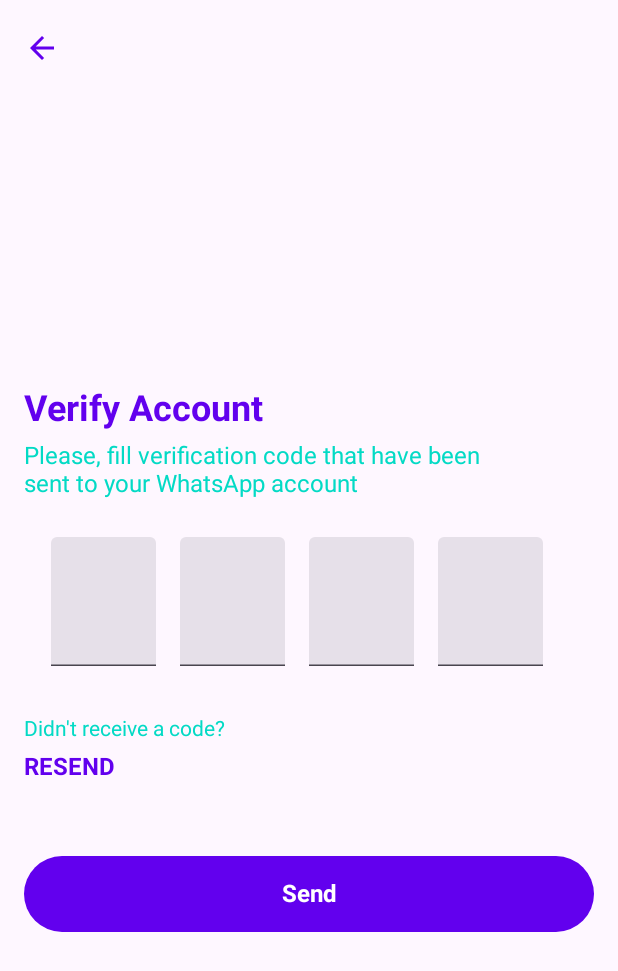
After one commit to maelfosso/dadrix-wizard-of-oz, an Android app built with Jetpack Compose: the composable SignInOTPScreen shown on its own in the app's theme, on a phone screen of 412 x 824 dp. The commit adds this screen. Shown: the top 971 px of the screen. Run offline under Robolectric (Android 15) with nearby library versions, the phone set to English and light mode, and no system bars; 6 statements that could not run were skipped.

Commit message:
added SignIn and SignOTP screen

```diff
--- a/app/build.gradle
+++ b/app/build.gradle
@@ -67,6 +67,9 @@ dependencies {
         exclude group: 'org.json', module: 'json'
     }
 
+    // Navigation
+    implementation 'androidx.navigation:navigation-compose:2.5.3'
+
     // def room_version = "2.4.3"
     // annotationProcessor "android.arch.persistence.room:compiler:1.0.0"
     implementation "androidx.room:room-runtime:$room_version"
--- a/app/src/main/java/com/stockinos/mobile/wizardofoz/ui/ConversationActivity.kt
+++ b/app/src/main/java/com/stockinos/mobile/wizardofoz/ui/ConversationActivity.kt
@@ -18,7 +18,7 @@ import com.stockinos.mobile.wizardofoz.ui.conversation.ConversationScreen
 import com.stockinos.mobile.wizardofoz.ui.conversation.ConversationUiState
 import com.stockinos.mobile.wizardofoz.ui.conversation.ConversationViewModel
 import com.stockinos.mobile.wizardofoz.ui.conversation.ConversationViewModelFactory
-import com.stockinos.mobile.wizardofoz.ui.ui.theme.WizardOfOzTheme
+import com.stockinos.mobile.wizardofoz.ui.theme.WizardOfOzTheme
 
 class ConversationActivity : ComponentActivity() {
 
--- /dev/null
+++ b/app/src/main/java/com/stockinos/mobile/wizardofoz/ui/signotp/SignInOTPScreen.kt
@@ -0,0 +1,182 @@
+package com.stockinos.mobile.wizardofoz.ui.signotp
+
+import android.annotation.SuppressLint
+import androidx.compose.foundation.layout.*
+import androidx.compose.foundation.lazy.LazyColumn
+import androidx.compose.foundation.text.KeyboardOptions
+import androidx.compose.material.icons.Icons
+import androidx.compose.material.icons.filled.ArrowBack
+import androidx.compose.material3.*
+import androidx.compose.runtime.Composable
+import androidx.compose.runtime.getValue
+import androidx.compose.runtime.setValue
+import androidx.compose.runtime.mutableStateOf
+import androidx.compose.runtime.remember
+import androidx.compose.ui.Alignment
+import androidx.compose.ui.Modifier
+import androidx.compose.ui.focus.FocusRequester
+import androidx.compose.ui.focus.focusRequester
+import androidx.compose.ui.graphics.Color
+import androidx.compose.ui.text.input.ImeAction
+import androidx.compose.ui.text.input.KeyboardType
+import androidx.compose.ui.text.style.TextAlign
+import androidx.compose.ui.unit.dp
+import androidx.compose.ui.unit.sp
+import androidx.navigation.NavController
+import com.stockinos.mobile.wizardofoz.navigation.Routes
+import com.stockinos.mobile.wizardofoz.utils.*
+
+@SuppressLint("UnusedMaterial3ScaffoldPaddingParameter")
+@OptIn(ExperimentalMaterial3Api::class)
+@Composable
+fun SignInOTPScreen(navController: NavController) {
+    Scaffold(
+        topBar = {
+            TopAppBar(
+                title = {},
+                navigationIcon = {
+                    IconButton(onClick = { navController.popBackStack() }) {
+                        Icon(
+                            modifier = Modifier.padding(horizontal = 8.dp),
+                            imageVector = Icons.Filled.ArrowBack,
+                            contentDescription = null,
+                            tint = MaterialTheme.colorScheme.primary
+                        )
+                    }
+                }
+            )
+        },
+        content = {
+            Box(
+                modifier = Modifier.padding(it)
+                    .fillMaxSize(),
+                contentAlignment = Alignment.Center
+            ) {
+                LazyColumn(
+                    modifier = Modifier.padding(
+                        start = 16.dp,
+                        end = 16.dp,
+                        top = 8.dp,
+                        bottom = 16.dp
+                    ),
+                    content = {
+                        item {
+                            Text(
+                                "Verify Account",
+                                style = boldTextStyle(fontSize = 24.sp)
+                            )
+                            8.height()
+                            Text(
+                                "Please, fill verification code that have been " +
+                                        "\nsent to your WhatsApp account",
+                                style = secondaryTextStyle(fontSize = 16.sp)
+                            )
+                            24.height()
+                            OTPCodeTextFields(
+                                modifier = Modifier.fillMaxWidth(),
+                                onFilled = {}
+                            )
+                            32.height()
+                            Text(
+                                modifier = Modifier.fillMaxWidth(),
+                                text = "Didn't receive a code?",
+                                style = secondaryTextStyle(textAlign = TextAlign.Center)
+                            )
+                            8.height()
+                            Text(
+                                modifier = Modifier.fillMaxWidth(),
+                                text = "RESEND",
+                                style = boldTextStyle(
+                                    color = MaterialTheme.colorScheme.primary,
+                                    textAlign = TextAlign.Center,
+                                    fontSize = 16.sp
+                                )
+                            )
+                            50.height()
+                            Button(
+                                modifier = Modifier
+                                    .fillMaxWidth(),
+                                onClick = {
+                                    navController.navigate(Routes.Home.route)
+                                },
+                                content = {
+                                    Text(
+                                        modifier = Modifier.padding(8.dp),
+                                        text = "Send",
+                                        style = boldTextStyle(color = Color.White)
+                                    )
+                                }
+                            )
+                        }
+                    }
+                )
+            }
+        }
+    )
+}
+
+@JvmOverloads
+@OptIn(ExperimentalMaterial3Api::class)
+@Composable
+fun OTPCodeTextFields(
+    modifier: Modifier = Modifier,
+    length: Int = 4,
+    onFilled: (code: String) -> Unit
+) {
+    var code: List<Char> by remember {
+        mutableStateOf(listOf())
+    }
+    val focusRequesters: List<FocusRequester> = remember {
+        val temp = mutableListOf<FocusRequester>()
+        repeat(length) {
+            temp.add(FocusRequester())
+        }
+        temp
+    }
+
+    Row(
+        modifier = modifier,
+        horizontalArrangement = Arrangement.Center
+    ) {
+        (0 until length).forEach { index ->
+            TextField(
+                modifier  = Modifier
+                    .width(70.dp)
+                    .height(90.dp)
+                    .padding(vertical = 2.dp)
+                    .focusRequester(focusRequesters[index])
+                ,
+                textStyle = primaryTextStyle(textAlign = TextAlign.Center),
+                value = code.getOrNull(index)?.takeIf { it.isDigit() }?.toString() ?: "",
+                onValueChange = { value: String ->
+                    if (focusRequesters[index].freeFocus()) {
+                        val temp = code.toMutableList()
+                        if (value == "") {
+                            if (temp.size > index) {
+                                temp.removeAt(index)
+                                code = temp
+                                focusRequesters.getOrNull(index - 1)?.requestFocus()
+                            }
+                        } else {
+                            if (code.size > index) {
+                                temp[index] = value.getOrNull(0) ?: ' '
+                            } else if (value.getOrNull(0)?.isDigit() == true) {
+                                temp.add(value.getOrNull(0) ?: ' ')
+                                code = temp
+                                focusRequesters.getOrNull(index + 1)?.requestFocus() ?: onFilled(
+                                    code.joinToString(separator = "")
+                                )
+                            }
+                        }
+                    }
+                },
+                keyboardOptions = KeyboardOptions.Default.copy(
+                    keyboardType = KeyboardType.Number,
+                    imeAction = ImeAction.Next
+                )
+            )
+            16.width()
+
+        }
+    }
+}
--- /dev/null
+++ b/app/src/main/java/com/stockinos/mobile/wizardofoz/utils/AppConstants.kt
@@ -0,0 +1,16 @@
+package com.stockinos.mobile.wizardofoz.utils
+
+import androidx.compose.ui.text.font.FontWeight
+import androidx.compose.ui.unit.sp
+
+object Style {
+    var fontWeightBoldGlobal: FontWeight = FontWeight.Bold
+    var fontWeightPrimaryGlobal: FontWeight = FontWeight.Normal
+    var fontWeightSecondaryGlobal: FontWeight = FontWeight.Normal
+}
+
+object Size {
+    var textBoldSizeGlobal = 16.0.sp
+    var textPrimarySizeGlobal = 16.0.sp
+    var textSecondarySizeGlobal = 14.0.sp
+}
--- /dev/null
+++ b/app/src/main/java/com/stockinos/mobile/wizardofoz/utils/AppExtension.kt
@@ -0,0 +1,14 @@
+package com.stockinos.mobile.wizardofoz.utils
+
+import androidx.compose.foundation.layout.Spacer
+import androidx.compose.foundation.layout.height
+import androidx.compose.foundation.layout.width
+import androidx.compose.runtime.Composable
+import androidx.compose.ui.Modifier
+import androidx.compose.ui.unit.dp
+
+@Composable
+fun Int.height() = Spacer(modifier = Modifier.height(this.dp))
+
+@Composable
+fun Int.width() = Spacer(modifier = Modifier.width(this.dp))
--- /dev/null
+++ b/app/src/main/java/com/stockinos/mobile/wizardofoz/utils/TextStyleExtension.kt
@@ -0,0 +1,97 @@
+package com.stockinos.mobile.wizardofoz.utils
+
+import androidx.compose.material3.MaterialTheme
+import androidx.compose.runtime.Composable
+import androidx.compose.ui.graphics.Color
+import androidx.compose.ui.text.TextStyle
+import androidx.compose.ui.text.font.FontFamily
+import androidx.compose.ui.text.font.FontStyle
+import androidx.compose.ui.text.font.FontWeight
+import androidx.compose.ui.text.style.TextAlign
+import androidx.compose.ui.text.style.TextDecoration
+import androidx.compose.ui.text.style.TextDirection
+import androidx.compose.ui.unit.TextUnit
+
+@Composable
+fun primaryTextStyle(
+    color: Color = MaterialTheme.colorScheme.primary,
+    fontSize: TextUnit = Size.textPrimarySizeGlobal,
+    fontWeight: FontWeight? = Style.fontWeightPrimaryGlobal,
+    fontStyle: FontStyle? = FontStyle.Normal,
+    // fontFamily: FontFamily? = FontFamily
+    letterSpacing: TextUnit = TextUnit.Unspecified,
+    background: Color = Color.Unspecified,
+    textDecoration: TextDecoration? = TextDecoration.None,
+    textAlign: TextAlign? = TextAlign.Start,
+    textDirection: TextDirection? = null,
+    lineHeight: TextUnit = TextUnit.Unspecified
+): TextStyle {
+    return TextStyle(
+        color = color,
+        fontSize = fontSize,
+        fontWeight = fontWeight,
+        fontStyle = fontStyle,
+        letterSpacing = letterSpacing,
+        background = background,
+        textAlign = textAlign,
+        textDecoration = textDecoration,
+        textDirection = textDirection,
+        lineHeight = lineHeight
+    )
+}
+@Composable
+fun boldTextStyle(
+    color: Color = MaterialTheme.colorScheme.primary,
+    fontSize: TextUnit = Size.textBoldSizeGlobal,
+    fontWeight: FontWeight? = Style.fontWeightBoldGlobal,
+    fontStyle: FontStyle? = FontStyle.Normal,
+    // fontFamily: FontFamily? = FontFamily
+    letterSpacing: TextUnit = TextUnit.Unspecified,
+    background: Color = Color.Unspecified,
+    textDecoration: TextDecoration? = TextDecoration.None,
+    textAlign: TextAlign? = TextAlign.Start,
+    textDirection: TextDirection? = null,
+    lineHeight: TextUnit = TextUnit.Unspecified
+): TextStyle {
+    return TextStyle(
+        color = color,
+        fontSize = fontSize,
+        fontWeight = fontWeight,
+        fontStyle = fontStyle,
+        letterSpacing = letterSpacing,
+        background = background,
+        textAlign = textAlign,
+        textDecoration = textDecoration,
+        textDirection = textDirection,
+        lineHeight = lineHeight
+    )
+}
+
+
+@Composable
+fun secondaryTextStyle(
+    color: Color = MaterialTheme.colorScheme.secondary,
+    fontSize: TextUnit = Size.textSecondarySizeGlobal,
+    fontWeight: FontWeight? = Style.fontWeightSecondaryGlobal,
+    fontStyle: FontStyle? = FontStyle.Normal,
+    // fontFamily: FontFamily? = FontFamily
+    letterSpacing: TextUnit = TextUnit.Unspecified,
+    background: Color = Color.Unspecified,
+    textDecoration: TextDecoration? = TextDecoration.None,
+    textAlign: TextAlign? = TextAlign.Start,
+    textDirection: TextDirection? = null,
+    lineHeight: TextUnit = TextUnit.Unspecified
+): TextStyle {
+    return TextStyle(
+        color = color,
+        fontSize = fontSize,
+        fontWeight = fontWeight,
+        fontStyle = fontStyle,
+        letterSpacing = letterSpacing,
+        background = background,
+        textAlign = textAlign,
+        textDecoration = textDecoration,
+        textDirection = textDirection,
+        lineHeight = lineHeight
+    )
+}
--- a/app/src/main/res/values/strings.xml
+++ b/app/src/main/res/values/strings.xml
@@ -1,4 +1,5 @@
 <resources>
     <string name="app_name">Wizard of Oz</string>
     <string name="title_activity_conversation">ConversationActivity</string>
+    <string name="title_activity_sign_in">SignInActivity</string>
 </resources>
```
Also changed, not shown: app/src/main/AndroidManifest.xml (+9 -0 lines), app/src/main/java/com/stockinos/mobile/wizardofoz/MainActivity.kt (+25 -9 lines), app/src/main/java/com/stockinos/mobile/wizardofoz/navigation/Navigation.kt (added, +24 -0 lines), app/src/main/java/com/stockinos/mobile/wizardofoz/navigation/Routes.kt (added, +8 -0 lines), app/src/main/java/com/stockinos/mobile/wizardofoz/ui/home/HomeScreen.kt (added, +9 -0 lines), app/src/main/java/com/stockinos/mobile/wizardofoz/ui/signin/SignInScreen.kt (added, +137 -0 lines), app/src/main/java/com/stockinos/mobile/wizardofoz/ui/ui/theme/Color.kt (deleted, +0 -8 lines), app/src/main/java/com/stockinos/mobile/wizardofoz/ui/ui/theme/Shape.kt (deleted, +0 -11 lines), app/src/main/java/com/stockinos/mobile/wizardofoz/ui/ui/theme/Theme.kt (deleted, +0 -44 lines), app/src/main/java/com/stockinos/mobile/wizardofoz/ui/ui/theme/Type.kt (deleted, +0 -28 lines).
